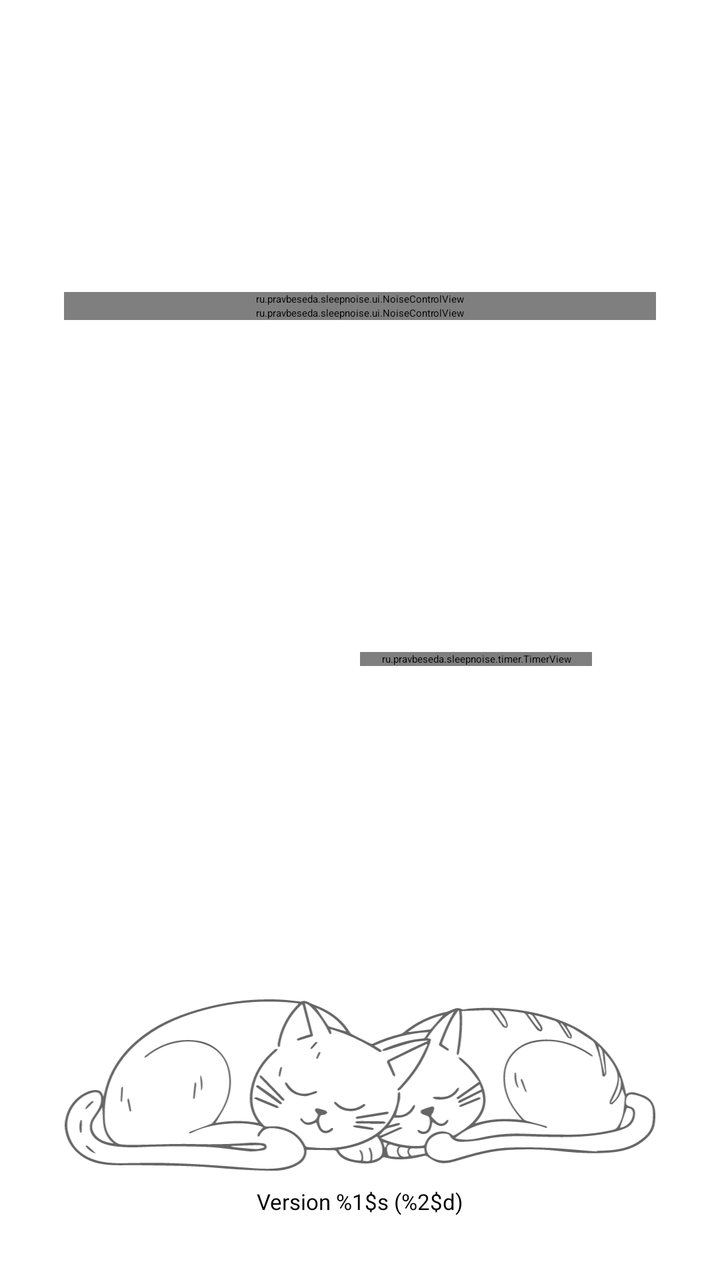
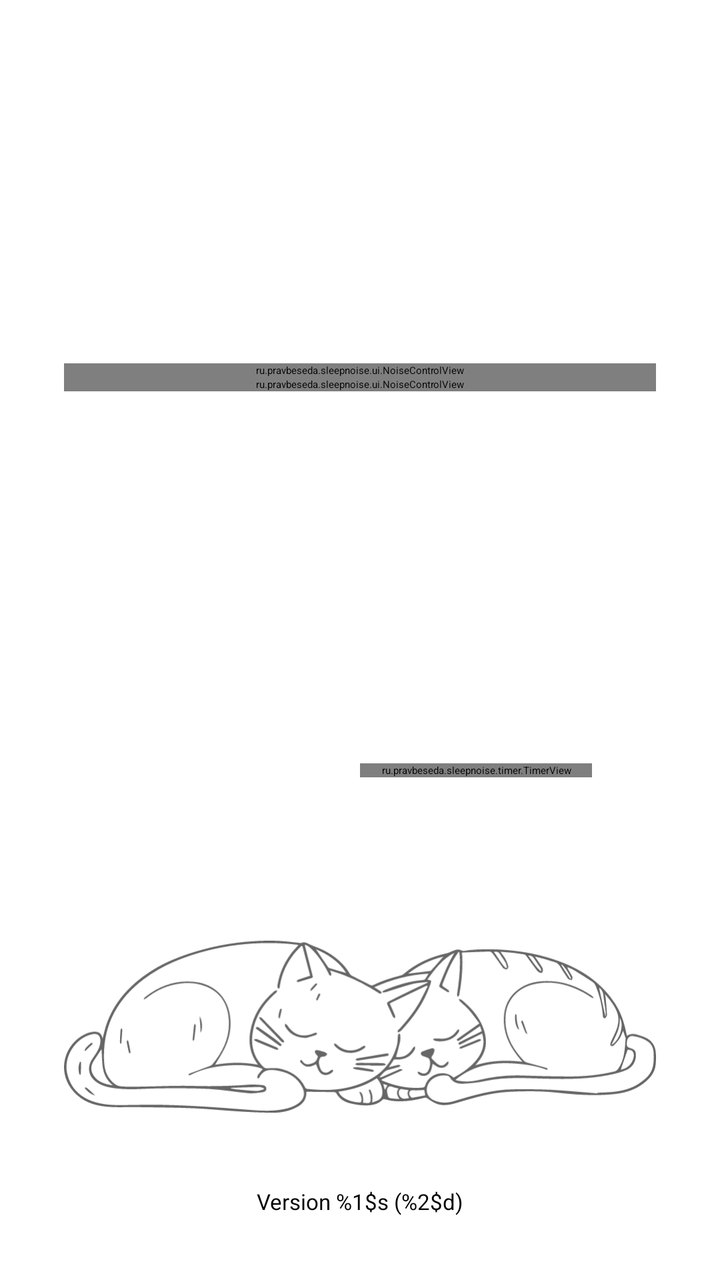

Before-and-after screenshots of an Android layout around one commit, followed by the original layout XML and the change that was made.
<!-- AndroidManifest.xml: application theme Theme.SleepNoise.Splash -->
<!-- res/layout/activity_main.xml -->
<?xml version="1.0" encoding="utf-8"?>
<androidx.constraintlayout.widget.ConstraintLayout
    xmlns:android="http://schemas.android.com/apk/res/android"
    xmlns:app="http://schemas.android.com/apk/res-auto"
    android:layout_width="match_parent"
    android:layout_height="match_parent"
    android:fitsSystemWindows="true"
    android:padding="32dp">

    <ScrollView
        android:id="@+id/noiseScroll"
        android:layout_width="0dp"
        android:layout_height="wrap_content"
        app:layout_constrainedHeight="true"
        app:layout_constraintVertical_chainStyle="spread"
        app:layout_constraintTop_toTopOf="parent"
        app:layout_constraintBottom_toTopOf="@id/playTimerContainer"
        app:layout_constraintStart_toStartOf="parent"
        app:layout_constraintEnd_toEndOf="parent">

        <LinearLayout
            android:layout_width="match_parent"
            android:layout_height="wrap_content"
            android:orientation="vertical"
            android:gravity="center_horizontal">

            <ru.pravbeseda.sleepnoise.ui.NoiseControlView
                android:id="@+id/pinkNoiseControl"
                android:layout_width="match_parent"
                android:layout_height="wrap_content"/>

            <ru.pravbeseda.sleepnoise.ui.NoiseControlView
                android:id="@+id/brownNoiseControl"
                android:layout_width="match_parent"
                android:layout_height="wrap_content"/>

            
            <LinearLayout
                android:id="@+id/noiseLabContainer"
                android:layout_width="match_parent"
                android:layout_height="wrap_content"
                android:orientation="vertical"
                android:gravity="center_horizontal"
                android:visibility="gone"/>
        </LinearLayout>
    </ScrollView>

    <LinearLayout
        android:id="@+id/playTimerContainer"
        android:layout_width="0dp"
        android:layout_height="wrap_content"
        android:layout_marginTop="@dimen/screen_block_spacing"
        android:layout_marginBottom="@dimen/screen_block_spacing"
        android:baselineAligned="false"
        android:orientation="horizontal"
        android:gravity="center"
        app:layout_constraintTop_toBottomOf="@id/noiseScroll"
        app:layout_constraintBottom_toTopOf="@id/cats"
        app:layout_constraintStart_toStartOf="parent"
        app:layout_constraintEnd_toEndOf="parent">

        <LinearLayout
            android:layout_width="0dp"
            android:layout_height="wrap_content"
            android:layout_weight="1"
            android:gravity="center"
            android:orientation="vertical">

            
            <ImageButton
                android:id="@+id/playButton"
                android:layout_width="@dimen/play_button_size"
                android:layout_height="@dimen/play_button_size"
                android:background="@drawable/play_button_background"
                android:contentDescription="@string/play_button"
                android:padding="@dimen/play_button_padding"
                android:scaleType="fitCenter"
                android:src="@drawable/ic_play"
                app:tint="@android:color/white"
                android:layout_gravity="center"/>
        </LinearLayout>

        
        <LinearLayout
            android:layout_width="0dp"
            android:layout_height="wrap_content"
            android:layout_weight="1"
            android:gravity="center"
            android:orientation="vertical"
            android:paddingStart="0dp"
            android:paddingEnd="@dimen/content_horizontal_inset">

            <ru.pravbeseda.sleepnoise.timer.TimerView
                android:id="@+id/timerView"
                android:layout_width="match_parent"
                android:layout_height="wrap_content"/>
        </LinearLayout>
    </LinearLayout>

    
    <ImageView
        android:id="@+id/cats"
        android:layout_width="0dp"
        android:layout_height="wrap_content"
        android:adjustViewBounds="true"
        android:scaleType="fitCenter"
        android:src="@drawable/cats"
        app:layout_constraintBottom_toTopOf="@id/version_text"
        app:layout_constraintStart_toStartOf="parent"
        app:layout_constraintEnd_toEndOf="parent"/>

    <TextView
        android:id="@+id/version_text"
        android:layout_width="wrap_content"
        android:layout_height="wrap_content"
        android:text="@string/version"
        android:textSize="11sp"
        android:paddingTop="8dp"
        app:layout_constraintBottom_toBottomOf="parent"
        app:layout_constraintStart_toStartOf="parent"
        app:layout_constraintEnd_toEndOf="parent"/>

</androidx.constraintlayout.widget.ConstraintLayout>
<!-- resources referenced by this layout -->
<resources>
  <dimen name="content_horizontal_inset">32dp</dimen>
  <dimen name="play_button_padding">12dp</dimen>
  <dimen name="play_button_size">56dp</dimen>
  <dimen name="screen_block_spacing">16dp</dimen>
  <!-- drawable cats: vector/xml drawable (drawable, 22311 chars, omitted) -->
  <!-- drawable ic_play (drawable) -->
  <vector xmlns:android="http://schemas.android.com/apk/res/android"
      android:width="48dp"
      android:height="48dp"
      android:viewportWidth="24"
      android:viewportHeight="24"
      android:tint="?attr/colorOnPrimary">
      <path
          android:fillColor="@android:color/white"
          android:pathData="M8,5v14l11,-7z"/>
  </vector>
  <!-- drawable play_button_background (drawable) -->
  <?xml version="1.0" encoding="utf-8"?>
  <ripple xmlns:android="http://schemas.android.com/apk/res/android"
      android:color="?attr/colorControlHighlight">
      <item>
          <shape android:shape="oval">
              <solid android:color="?attr/colorAccent"/>
          </shape>
      </item>
  </ripple>
  <string name="play_button">Play</string>
  <string name="version">Version %1$s (%2$d)</string>
  <style name="Theme.SleepNoise.Splash" parent="@style/Theme.SplashScreen">
          <item name="windowSplashScreenAnimatedIcon">@mipmap/ic_launcher</item>
          <item name="windowSplashScreenBackground">@color/splash_background</item>
          <item name="postSplashScreenTheme">@style/Theme.SleepNoise.System</item>
      </style>
  <color name="splash_background">#430985</color>
  <style name="Theme.SleepNoise.System" parent="Theme.AppCompat.DayNight.DarkActionBar">
          <item name="colorAccent">@color/colorAccent</item>
          <item name="colorControlNormal">@color/colorControlNormal</item>
          <item name="colorOnPrimary">@color/colorOnPrimary</item>
      </style>
  <color name="colorAccent">#7E57C2</color>
  <color name="colorControlNormal">#222222</color>
  <color name="colorOnPrimary">#000000</color>
</resources>

<!-- the commit's change to res/layout/activity_main.xml (unified diff, before → after) -->
@@ -10,19 +10,19 @@
     <ScrollView
         android:id="@+id/noiseScroll"
         android:layout_width="0dp"
-        android:layout_height="wrap_content"
-        app:layout_constrainedHeight="true"
-        app:layout_constraintVertical_chainStyle="spread"
+        android:layout_height="0dp"
+        android:fillViewport="true"
         app:layout_constraintTop_toTopOf="parent"
         app:layout_constraintBottom_toTopOf="@id/playTimerContainer"
         app:layout_constraintStart_toStartOf="parent"
         app:layout_constraintEnd_toEndOf="parent">
 
+        
         <LinearLayout
             android:layout_width="match_parent"
             android:layout_height="wrap_content"
             android:orientation="vertical"
-            android:gravity="center_horizontal">
+            android:gravity="center">
 
             <ru.pravbeseda.sleepnoise.ui.NoiseControlView
                 android:id="@+id/pinkNoiseControl"
@@ -54,7 +54,6 @@
         android:baselineAligned="false"
         android:orientation="horizontal"
         android:gravity="center"
-        app:layout_constraintTop_toBottomOf="@id/noiseScroll"
         app:layout_constraintBottom_toTopOf="@id/cats"
         app:layout_constraintStart_toStartOf="parent"
         app:layout_constraintEnd_toEndOf="parent">
@@ -101,8 +100,9 @@
     <ImageView
         android:id="@+id/cats"
         android:layout_width="0dp"
-        android:layout_height="wrap_content"
-        android:adjustViewBounds="true"
+        android:layout_height="0dp"
+        app:layout_constraintHeight_default="percent"
+        app:layout_constraintHeight_percent="0.25"
         android:scaleType="fitCenter"
         android:src="@drawable/cats"
         app:layout_constraintBottom_toTopOf="@id/version_text"
